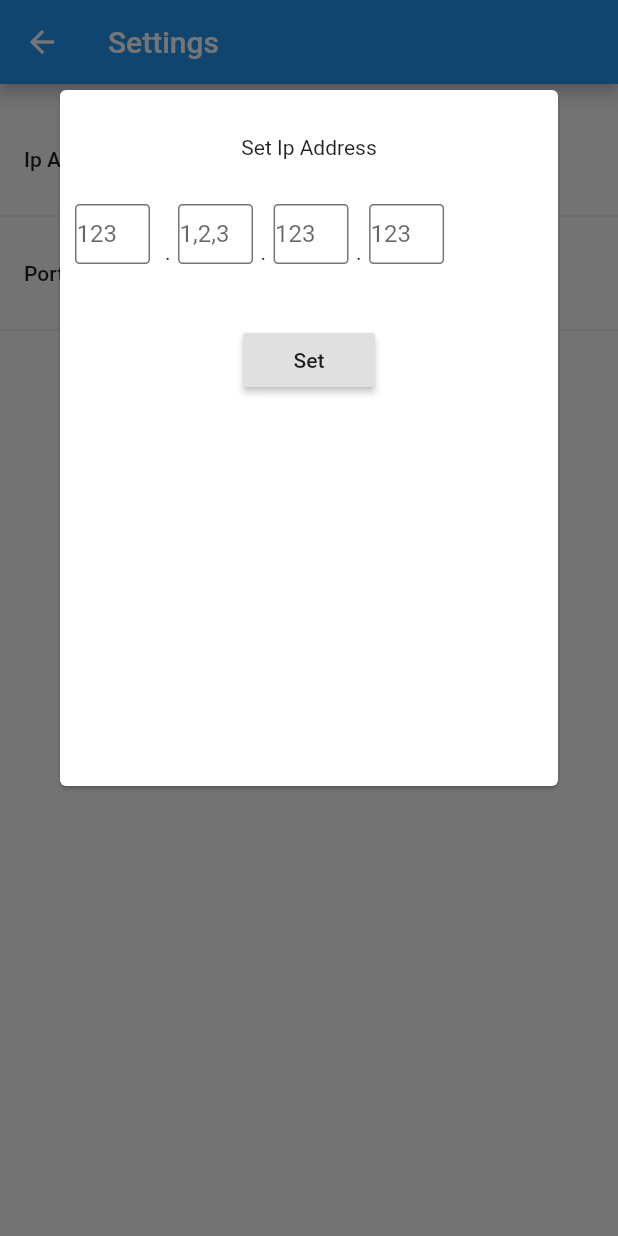
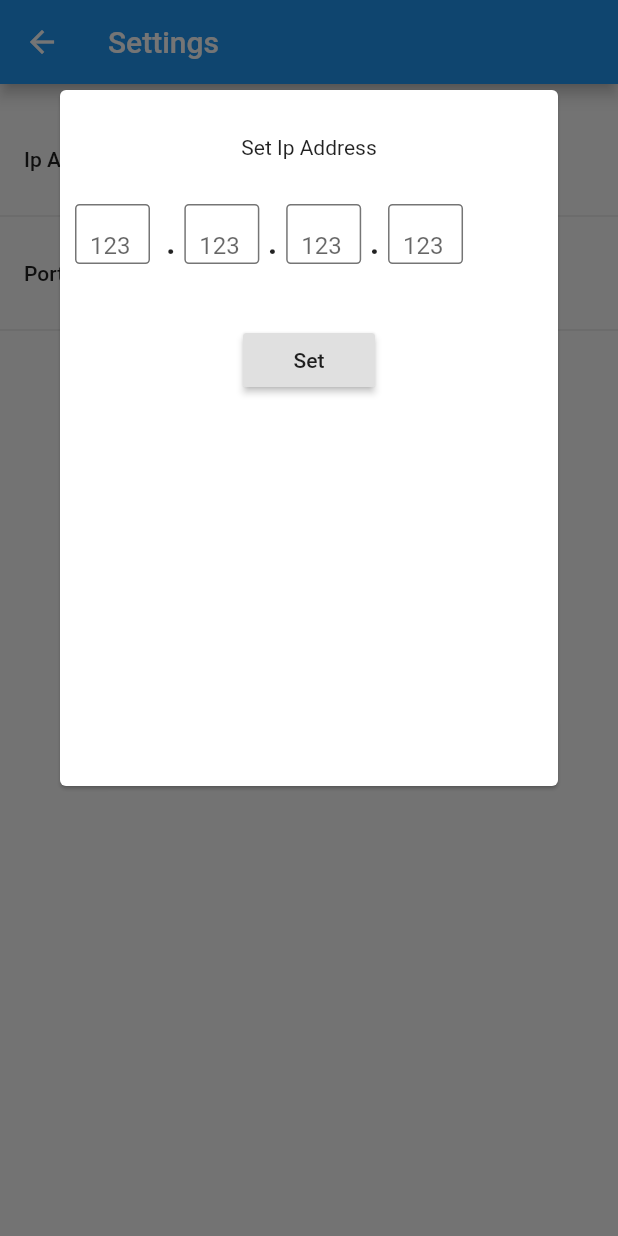
Before and after one commit to OmarJemal/Text2Braille, a Flutter app: the SettingsPage screen opened directly, after a tap on an icon or button, on a phone screen of 412 x 824 dp. Run offline on Flutter 3.47's test engine with Material 2 defaults, Android fonts, the phone set to English and light mode, and no system bars; our stand-ins replace shared_preferences, toast; accounts and stored records are empty.

Commit message:
clean up ip address submit form

```diff
--- a/lib/Pages/SettingsPage.dart
+++ b/lib/Pages/SettingsPage.dart
@@ -20,8 +20,6 @@ class _SettingsPageState extends State<SettingsPage> {
   final ipController2 = TextEditingController();
   final ipController3 = TextEditingController();
   final ipController4 = TextEditingController();
-
-
 
   @override
   void dispose() {
@@ -98,6 +96,8 @@ class _SettingsPageState extends State<SettingsPage> {
                                     maxLines: 1,
                                     controller: ipController1,
                                     decoration: InputDecoration(
+                                        contentPadding: EdgeInsets.fromLTRB(
+                                            9.0, 9.0, 8.0, 3.0),
                                         border: InputBorder.none,
                                         hintText: "123"),
                                   ),
@@ -108,7 +108,10 @@ class _SettingsPageState extends State<SettingsPage> {
                                     border: Border.all(color: Colors.black54),
                                   ),
                                 ),
-                                Text("."),
+                                Text(
+                                  ".",
+                                  style: TextStyle(fontSize: 30.0),
+                                ),
                                 Container(
                                   margin: EdgeInsets.symmetric(horizontal: 5.0),
                                   height: 40.0,
@@ -119,8 +122,10 @@ class _SettingsPageState extends State<SettingsPage> {
                                     maxLines: 1,
                                     controller: ipController2,
                                     decoration: InputDecoration(
+                                        contentPadding: EdgeInsets.fromLTRB(
+                                            9.0, 9.0, 8.0, 3.0),
                                         border: InputBorder.none,
-                                        hintText: "1,2,3"),
+                                        hintText: "123"),
                                   ),
                                   decoration: BoxDecoration(
                                     borderRadius: BorderRadius.all(
@@ -129,7 +134,10 @@ class _SettingsPageState extends State<SettingsPage> {
                                     border: Border.all(color: Colors.black54),
                                   ),
                                 ),
-                                Text("."),
+                                Text(
+                                  ".",
+                                  style: TextStyle(fontSize: 30.0),
+                                ),
                                 Container(
                                   margin: EdgeInsets.symmetric(horizontal: 5.0),
                                   height: 40.0,
@@ -140,6 +148,8 @@ class _SettingsPageState extends State<SettingsPage> {
                                     maxLines: 1,
                                     controller: ipController3,
                                     decoration: InputDecoration(
+                                        contentPadding: EdgeInsets.fromLTRB(
+                                            9.0, 9.0, 8.0, 3.0),
                                         border: InputBorder.none,
                                         hintText: "123"),
                                   ),
@@ -150,7 +160,10 @@ class _SettingsPageState extends State<SettingsPage> {
                                     border: Border.all(color: Colors.black54),
                                   ),
                                 ),
-                                Text("."),
+                                Text(
+                                  ".",
+                                  style: TextStyle(fontSize: 30.0),
+                                ),
                                 Container(
                                   margin: EdgeInsets.symmetric(horizontal: 5.0),
                                   height: 40.0,
@@ -161,6 +174,8 @@ class _SettingsPageState extends State<SettingsPage> {
                                     maxLines: 1,
                                     controller: ipController4,
                                     decoration: InputDecoration(
+                                        contentPadding: EdgeInsets.fromLTRB(
+                                            9.0, 9.0, 8.0, 3.0),
                                         border: InputBorder.none,
                                         hintText: "123"),
                                   ),
@@ -299,7 +314,8 @@ class _SettingsPageState extends State<SettingsPage> {
                                       maxLines: 1,
                                       controller: portController,
                                       decoration: InputDecoration(
-                                      contentPadding: EdgeInsets.fromLTRB(11.0, 3.0, 8.0, 3.0),
+                                          contentPadding: EdgeInsets.fromLTRB(
+                                              11.0, 3.0, 8.0, 3.0),
                                           border: InputBorder.none,
                                           hintText: "8080"),
                                     ),
@@ -310,8 +326,7 @@ class _SettingsPageState extends State<SettingsPage> {
                                       border: Border.all(color: Colors.black54),
                                     ),
                                   ),
-                              ]
-                            ),
+                                ]),
                             SizedBox(
                               height: 40.0,
                             ),
@@ -319,8 +334,8 @@ class _SettingsPageState extends State<SettingsPage> {
                               onPressed: () {
                                 String portNumber = portController.text;
 
-                                if (portNumber.contains(RegExp(
-                                    r'^(\d?\d?\d?\d?)$'))) {
+                                if (portNumber
+                                    .contains(RegExp(r'^(\d?\d?\d?\d?)$'))) {
                                   print("in here pt 3");
                                   preferences
                                       .setPortNumber(portNumber)
@@ -396,7 +411,7 @@ class _SettingsPageState extends State<SettingsPage> {
           ),
           Center(
             child: RaisedButton(
-              color: Colors.greenAccent,
+              color: Colors.green[300],
               onPressed: () {
                 setState(() {});
               },
```
Lines whose indentation alone changed are shown as unchanged.
